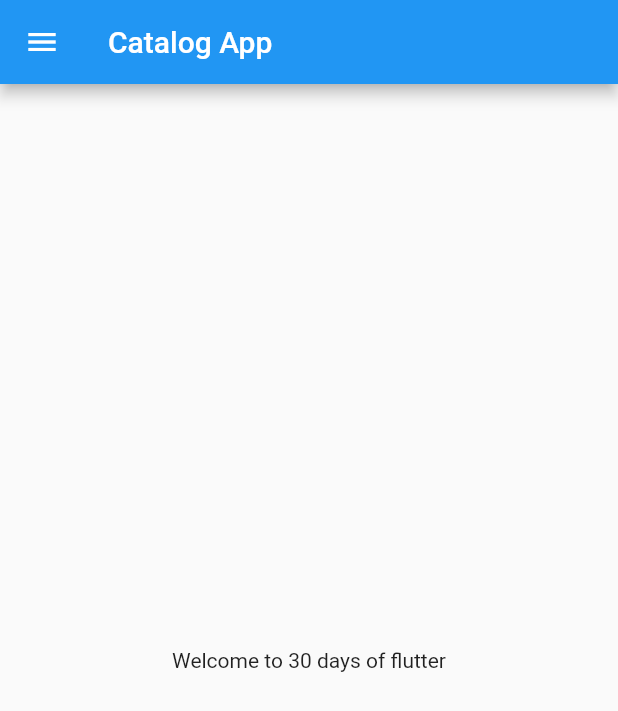
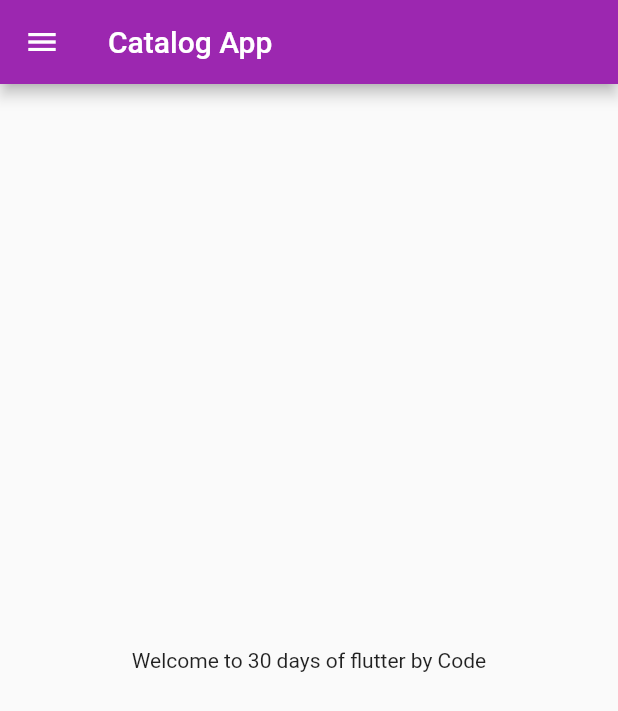
Before and after one commit to yashg019/30daysofFlutter, a Flutter app: the screen it shows after launch, on a phone screen of 412 x 824 dp. Shown: the top 711 px of the screen. Run offline on Flutter 3.47's test engine with Material 2 defaults, Android fonts, the phone set to English and light mode, and no system bars.

Commit message:
Day 3 completed

```diff
--- a/lib/main.dart
+++ b/lib/main.dart
@@ -1,5 +1,6 @@
 import 'package:flutter/material.dart';
-import 'home_page.dart';
+import 'package:flutter_application/page/login_page.dart';
+import 'page/home_page.dart';
 
 void main() {
   runApp(MyApp());
@@ -11,7 +12,17 @@ class MyApp extends StatelessWidget {
   @override
   Widget build(BuildContext context) {
     return MaterialApp(
-      home: HomePage(),
+      themeMode: ThemeMode.light,
+      theme: ThemeData(primarySwatch: Colors.purple),
+      darkTheme: ThemeData(
+        brightness: Brightness.dark,
+      ),
+      initialRoute: "/home",
+      routes: {
+        "/": (context) => LoginPage(),
+        "/home": (context) => HomePage(),
+        "/login": (context) => LoginPage()
+      },
     );
   }
 }
--- a/lib/home_page.dart
+++ b/lib/page/home_page.dart
@@ -2,6 +2,8 @@ import 'package:flutter/material.dart';
 
 class HomePage extends StatelessWidget {
   const HomePage({super.key});
+  final int days = 30;
+  final String name = "Code";
 
   @override
   Widget build(BuildContext context) {
@@ -9,7 +11,7 @@ class HomePage extends StatelessWidget {
         appBar: AppBar(title: Text("Catalog App")),
         body: Center(
           child: Container(
-            child: Text("Welcome to 30 days of flutter"),
+            child: Text("Welcome to $days days of flutter by $name"),
           ),
         ),
         drawer: Drawer());
```
Also changed, not shown: lib/page/login_page.dart (added, +16 -0 lines).
